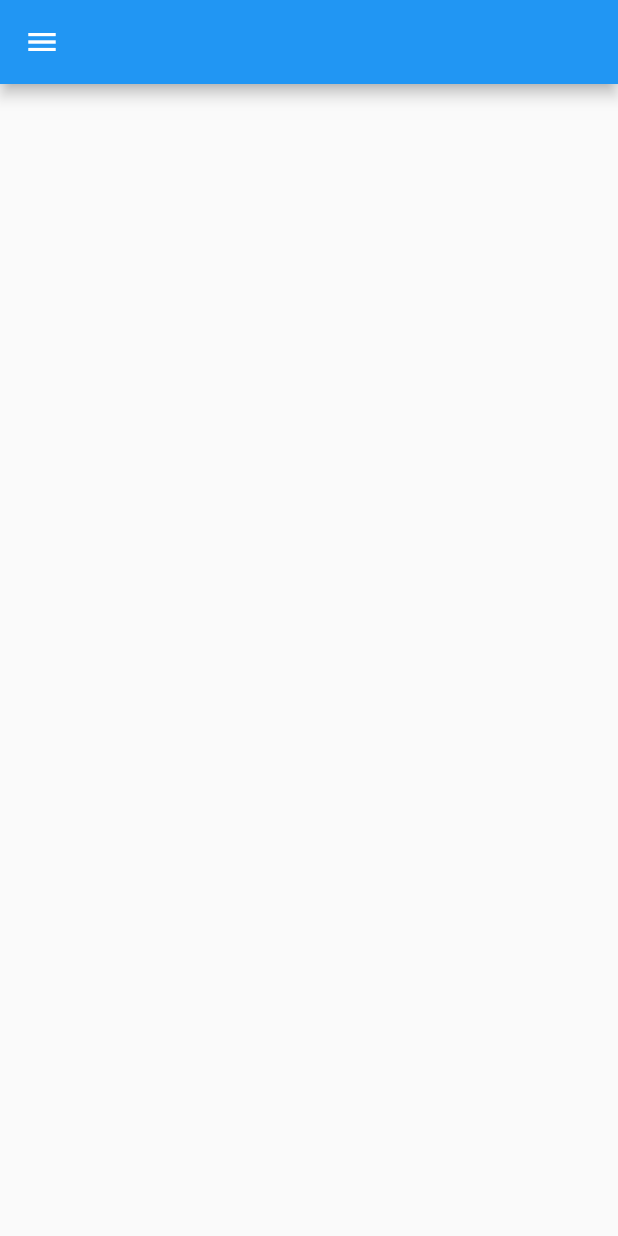
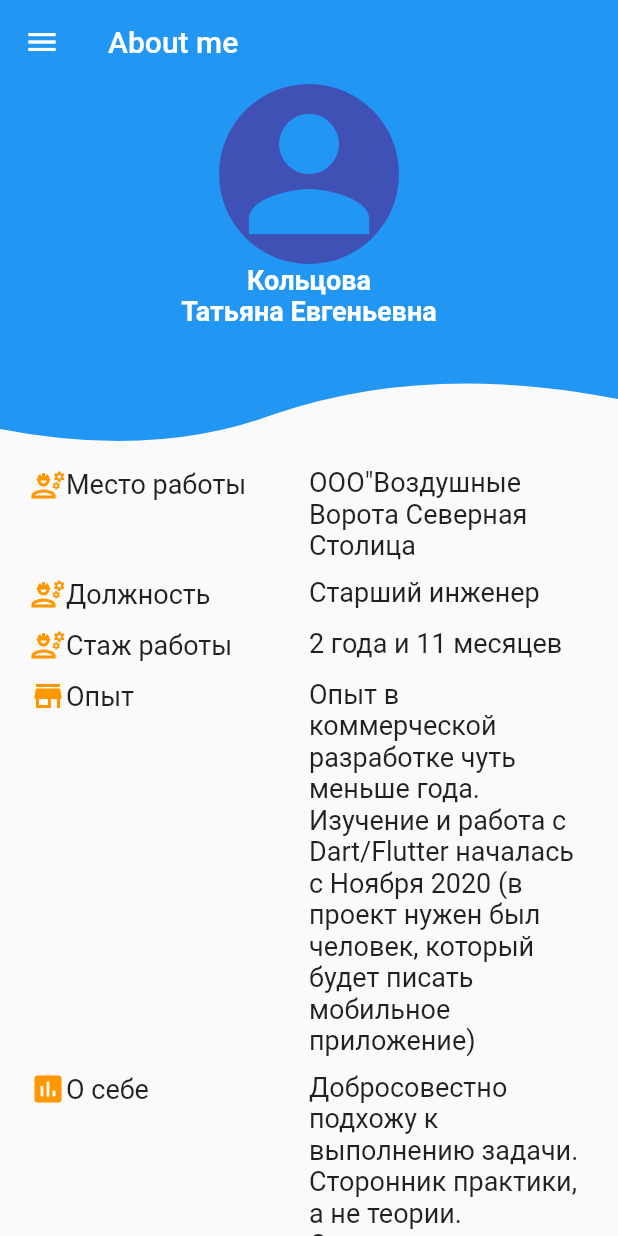
Before and after one commit to tkoltcova/TestFlutter, a Flutter app: the AboutMePage screen opened by its route, on a phone screen of 412 x 824 dp. Run offline on Flutter 3.47's test engine with Material 2 defaults, Android fonts, the phone set to English and light mode, and no system bars; our stand-ins replace flutter_bloc; network calls fail.

Commit message:
Added information about yourself

```diff
--- a/lib/about-me/index.dart
+++ b/lib/about-me/index.dart
@@ -1,13 +1,175 @@
 import 'package:flutter/material.dart';
 import 'package:test_flutter/drawer/index.dart';
+import 'package:test_flutter/generated/l10n.dart';
 
-class AboutMePage extends StatelessWidget{
+class AboutMePage extends StatelessWidget {
+  Widget _infoRow(Icon icon, String head, String description) {
+    return Container(
+      padding: EdgeInsets.symmetric(horizontal: 20, vertical: 5),
+      child: Table(
+        children: [
+          TableRow(children: [
+            Row(
+              children: [
+                icon,
+                Padding(
+                  padding: EdgeInsets.only(right: 17),
+                  child: Text(
+                    head,
+                    style: TextStyle(fontSize: 18),
+                  ),
+                ),
+              ],
+            ),
+            Text(description,
+                style: TextStyle(
+                  fontSize: 18,
+                ),
+                textDirection: TextDirection.ltr),
+          ])
+        ],
+      ),
+    );
+  }
+
+  head(title) {
+    return Text(title,
+        style: TextStyle(
+            fontSize: 18, color: Colors.white, fontWeight: FontWeight.bold));
+  }
+
   @override
   Widget build(BuildContext context) {
     return Scaffold(
-      appBar: AppBar(),
+      appBar: AppBar(
+        title: Text(S.of(context).title_about_me),
+        elevation: 0,
+      ),
+      body: SingleChildScrollView(
+        child: Column(
+          children: [
+            ClipPath(
+              clipper: WaveClipperTwo(),
+              child: Container(
+                height: 250,
+                color: Colors.blue,
+                child: Center(
+                  child: Column(
+                    children: [
+                      Material(
+                        child: Icon(
+                          Icons.person,
+                          size: 120,
+                          color: Colors.blue,
+                        ),
+                        borderRadius: BorderRadius.circular(100),
+                        color: Colors.indigo,
+                      ),
+                      head(
+                        'Кольцова',
+                      ),
+                      head(
+                        'Татьяна Евгеньевна',
+                      ),
+                    ],
+                  ),
+                ),
+              ),
+            ),
+            _infoRow(
+              Icon(
+                Icons.engineering_outlined,
+                color: Colors.orange,
+              ),
+              'Место работы',
+              'ООО"Воздушные Ворота Северная Столица',
+            ),
+            _infoRow(
+              Icon(
+                Icons.engineering_outlined,
+                color: Colors.orange,
+              ),
+              'Должность',
+              'Старший инженер',
+            ),
+            _infoRow(
+              Icon(
+                Icons.engineering_outlined,
+                color: Colors.orange,
+              ),
+              'Стаж работы',
+              '2 года и 11 месяцев',
+            ),
+            _infoRow(
+              Icon(
+                Icons.store,
+                color: Colors.orange,
+              ),
+              'Опыт',
+              'Опыт в коммерческой разработке чуть меньше года. Изучение и работа с Dart/Flutter началась с Ноября 2020 (в проект нужен был человек, который будет писать мобильное приложение)',
+            ),
+            _infoRow(
+              Icon(
+                Icons.insert_chart,
+                color: Colors.orange,
+              ),
+              'О себе',
+              'Добросовестно подхожу к выполнению задачи. Сторонник практики, а не теории. Ответственная и коммуникабельная',
+            ),
+          ],
+        ),
+      ),
       drawer: DrawerMenu(),
-      body: Container(),
     );
   }
 }
+
+class WaveClipperTwo extends CustomClipper<Path> {
+  bool reverse;
+
+  WaveClipperTwo({this.reverse = false});
+
+  @override
+  Path getClip(Size size) {
+    var path = Path();
+    if (!reverse) {
+      path.lineTo(0.0, size.height - 20);
+
+      var firstControlPoint = Offset(size.width / 4, size.height);
+      var firstEndPoint = Offset(size.width / 2.25, size.height - 30.0);
+      path.quadraticBezierTo(firstControlPoint.dx, firstControlPoint.dy,
+          firstEndPoint.dx, firstEndPoint.dy);
+
+      var secondControlPoint =
+          Offset(size.width - (size.width / 3.25), size.height - 65);
+      var secondEndPoint = Offset(size.width, size.height - 40);
+      path.quadraticBezierTo(secondControlPoint.dx, secondControlPoint.dy,
+          secondEndPoint.dx, secondEndPoint.dy);
+
+      path.lineTo(size.width, size.height - 40);
+      path.lineTo(size.width, 0.0);
+      path.close();
+    } else {
+      path.lineTo(0.0, 20);
+
+      var firstControlPoint = Offset(size.width / 4, 0.0);
+      var firstEndPoint = Offset(size.width / 2.25, 30.0);
+      path.quadraticBezierTo(firstControlPoint.dx, firstControlPoint.dy,
+          firstEndPoint.dx, firstEndPoint.dy);
+
+      var secondControlPoint = Offset(size.width - (size.width / 3.25), 65);
+      var secondEndPoint = Offset(size.width, 40);
+      path.quadraticBezierTo(secondControlPoint.dx, secondControlPoint.dy,
+          secondEndPoint.dx, secondEndPoint.dy);
+
+      path.lineTo(size.width, size.height);
+      path.lineTo(0.0, size.height);
+      path.close();
+    }
+
+    return path;
+  }
+
+  @override
+  bool shouldReclip(CustomClipper<Path> oldClipper) => false;
+}
```
Also changed, not shown: 1 other file.
